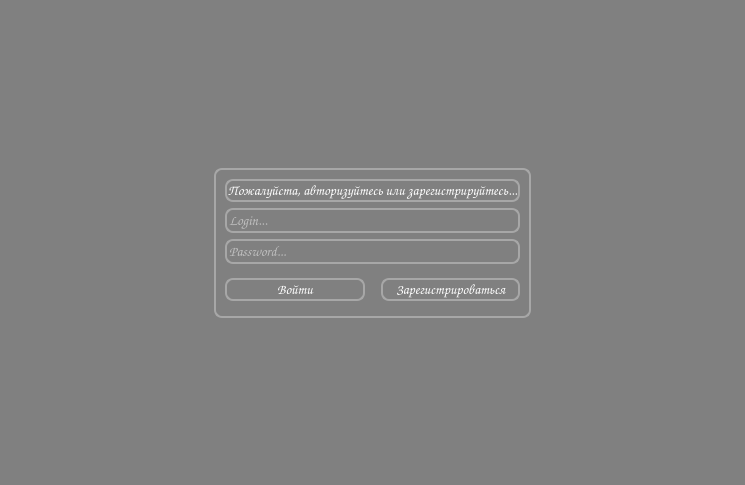
The window that Задание 6. Регистрация в окне/ui/Authorization.ui (F3nd1uwu/interface_py) describes before a commit, drawn with Qt 5.
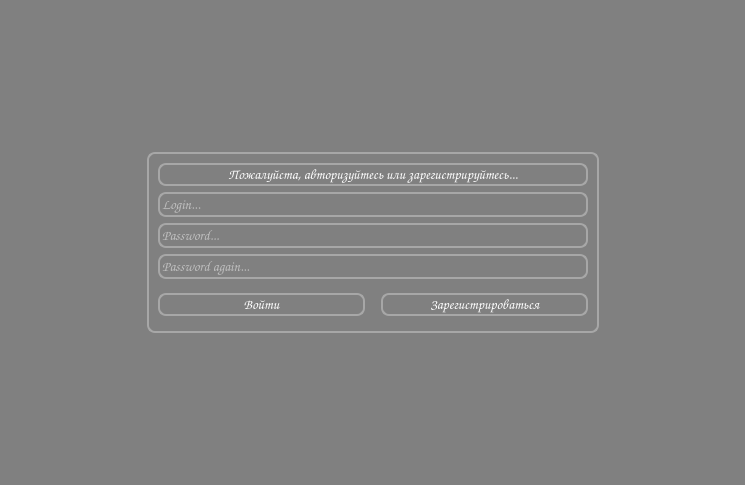
The same window after the commit.

```diff
--- a/Задание 6. Регистрация в окне/ui/Authorization.ui
+++ b/Задание 6. Регистрация в окне/ui/Authorization.ui
@@ -85,6 +85,12 @@
       </property>
       <item>
        <widget class="QLabel" name="notification">
+        <property name="minimumSize">
+         <size>
+          <width>430</width>
+          <height>0</height>
+         </size>
+        </property>
         <property name="font">
          <font>
           <family>Comic sans MS</family>
@@ -150,6 +156,19 @@
         </property>
        </widget>
       </item>
+      <item>
+       <widget class="QLineEdit" name="password2">
+        <property name="echoMode">
+         <enum>QLineEdit::Password</enum>
+        </property>
+        <property name="placeholderText">
+         <string>Password again...</string>
+        </property>
+        <property name="clearButtonEnabled">
+         <bool>true</bool>
+        </property>
+       </widget>
+      </item>
       <item>
        <layout class="QHBoxLayout" name="horizontalLayout">
         <property name="spacing">
```
